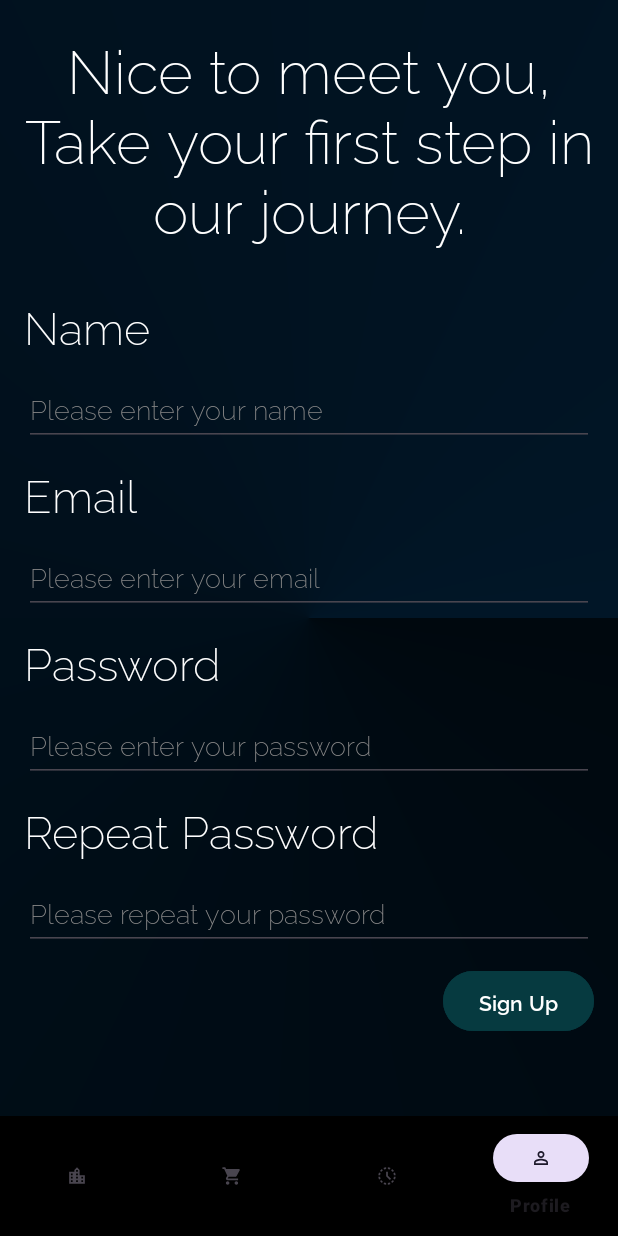
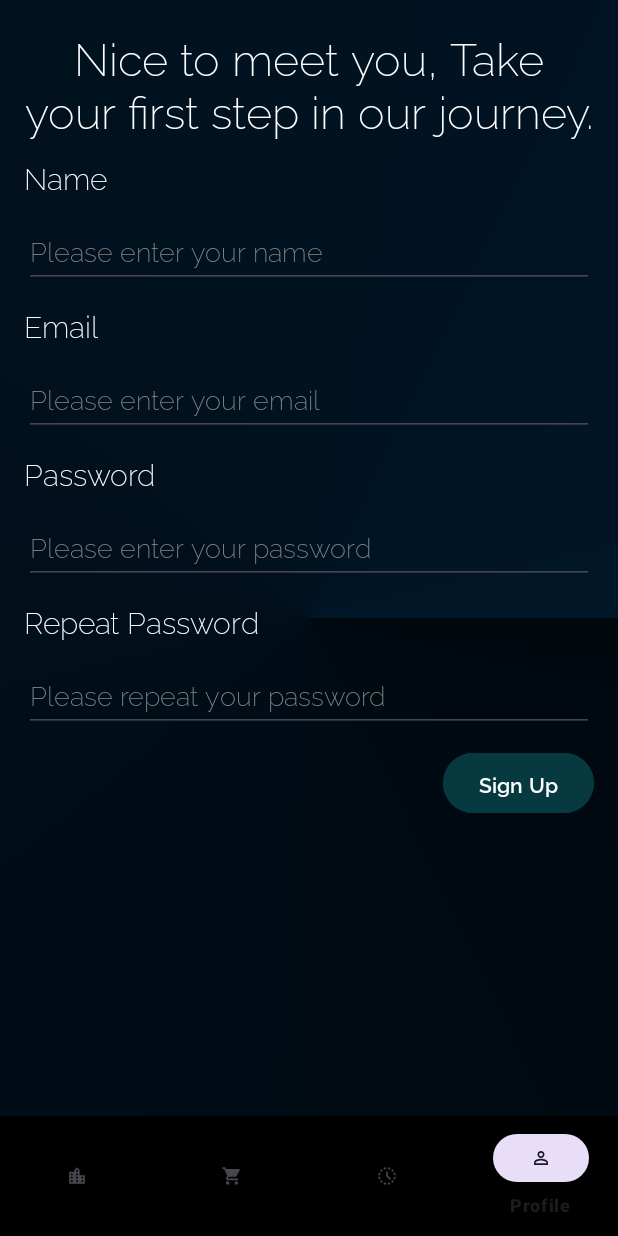
Before and after one commit to Omar-Mohamed-Ibrahim-Alsayed/Carpool-Application, an Android app: the fragment SignUp placed in its activity, on a phone screen of 412 x 824 dp. Run offline under Robolectric (Android 15) with nearby library versions, the phone set to English and light mode, and no system bars.

Commit message:
ver 0.11 (rmv deprecated, screenOrientation, screenSize)

```diff
--- a/app/src/main/AndroidManifest.xml
+++ b/app/src/main/AndroidManifest.xml
@@ -14,6 +14,7 @@
         tools:targetApi="31">
         <activity
             android:name=".MainActivity"
+            android:screenOrientation="portrait"
             android:exported="true">
             <intent-filter>
                 <action android:name="android.intent.action.MAIN" />
--- a/app/src/main/java/com/example/carpool7813/MainActivity.java
+++ b/app/src/main/java/com/example/carpool7813/MainActivity.java
@@ -17,7 +17,7 @@ import com.google.android.material.bottomnavigation.BottomNavigationView;
 import com.google.android.material.bottomnavigation.BottomNavigationView.OnNavigationItemSelectedListener;
 
 
-public class MainActivity extends AppCompatActivity implements OnNavigationItemSelectedListener {
+public class MainActivity extends AppCompatActivity{
 
     BottomNavigationView bottomNavigationView;
     FragmentManager fragmentManager = getSupportFragmentManager();
@@ -41,14 +41,7 @@ public class MainActivity extends AppCompatActivity implements OnNavigationItemS
             bottomNavigationView
                     = findViewById(R.id.bottomNavigationView);
 
-            bottomNavigationView
-                    .setOnNavigationItemSelectedListener(this);
-
-            bottomNavigationView.setSelectedItemId(R.id.profile);
-    }
-
-    @Override
-    public boolean onNavigationItemSelected(@NonNull MenuItem item) {
+        bottomNavigationView.setOnItemSelectedListener(item -> {
             int itemId = item.getItemId();
 
             if (itemId == R.id.book) {
@@ -66,6 +59,11 @@ public class MainActivity extends AppCompatActivity implements OnNavigationItemS
             }
 
             return false;
+        });
+
+
+        bottomNavigationView.setSelectedItemId(R.id.profile);
     }
 
+
 }
--- a/app/src/main/java/com/example/carpool7813/fragments/SignIn.java
+++ b/app/src/main/java/com/example/carpool7813/fragments/SignIn.java
@@ -22,21 +22,22 @@ public class SignIn extends Fragment  {
     TextView signUpLink;
     SignUp su;
     FragmentManager parentFragmentManager;
+
         @Override
         public View onCreateView(LayoutInflater inflater, ViewGroup container,
                                  Bundle savedInstanceState) {
             View view = inflater.inflate(R.layout.fragment_sign_in, container, false);
-        signUpLink = (TextView) view.findViewById(R.id.signUpLink);
+            signUpLink = view.findViewById(R.id.signUpLink);
             su = new SignUp();
             parentFragmentManager = getParentFragmentManager();
+
             signUpLink.setOnClickListener(new View.OnClickListener() {
                 @Override
                 public void onClick(View v) {
-                parentFragmentManager.beginTransaction().replace(R.id.flFragment, su).commit();
-                signUpLink.setText('H');
+                    parentFragmentManager.beginTransaction().replace(R.id.flFragment, su).addToBackStack(null).commit();
                 }
             });
-        return inflater.inflate(R.layout.fragment_sign_in, container, false);
+
+            return view; // Return the inflated view instead of re-inflating the layout
         }
-
     }
--- a/app/src/main/res/layout/fragment_sign_up.xml
+++ b/app/src/main/res/layout/fragment_sign_up.xml
@@ -9,6 +9,7 @@
         android:padding="16dp"
         tools:context=".fragments.SignUp">
 
+
         <TextView
             android:id="@+id/welcomeText"
             android:layout_width="wrap_content"
@@ -17,7 +18,7 @@
             android:text="@string/signup_hello"
             android:textAlignment="center"
             android:textColor="#FFF"
-        android:textSize="40sp"
+            android:textSize="30sp"
             app:layout_constraintLeft_toLeftOf="parent"
             app:layout_constraintRight_toRightOf="parent"
             app:layout_constraintTop_toTopOf="parent" />
@@ -30,10 +31,10 @@
             android:fontFamily="@font/raleway_extralight"
             android:text="Name"
             android:textColor="#FFF"
-        android:textSize="30sp"
+            android:textSize="20sp"
             app:layout_constraintLeft_toLeftOf="parent"
             app:layout_constraintTop_toBottomOf="@id/welcomeText"
-        android:layout_marginTop="30dp"/>
+            android:layout_marginTop="10dp"/>
 
         <EditText
             android:id="@+id/usernameEditText"
@@ -55,7 +56,7 @@
             android:fontFamily="@font/raleway_extralight"
             android:text="Email"
             android:textColor="#FFF"
-        android:textSize="30sp"
+            android:textSize="20sp"
             app:layout_constraintLeft_toLeftOf="parent"
             app:layout_constraintTop_toBottomOf="@id/usernameEditText"
             android:layout_marginTop="10dp"/>
@@ -80,7 +81,7 @@
             android:fontFamily="@font/raleway_extralight"
             android:text="Password"
             android:textColor="#FFF"
-        android:textSize="30sp"
+            android:textSize="20sp"
             app:layout_constraintLeft_toLeftOf="parent"
             app:layout_constraintTop_toBottomOf="@+id/emailEditText"
             android:layout_marginTop="10dp"/>
@@ -106,7 +107,7 @@
             android:fontFamily="@font/raleway_extralight"
             android:text="Repeat Password"
             android:textColor="#FFF"
-        android:textSize="30sp"
+            android:textSize="20sp"
             app:layout_constraintLeft_toLeftOf="parent"
             app:layout_constraintTop_toBottomOf="@+id/passwordEditText"
             android:layout_marginTop="10dp"/>
@@ -138,6 +139,4 @@
 
 
 
-
-
     </androidx.constraintlayout.widget.ConstraintLayout>
```
Also changed, not shown: app/src/main/res/layout/fragment_sign_in.xml (+5 -4 lines). Lines whose indentation alone changed are shown as unchanged.
